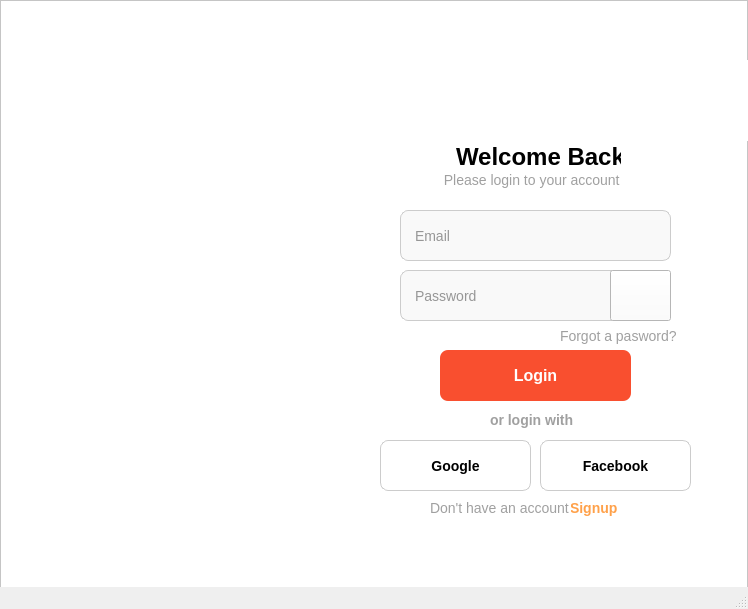
First picture: the form in ui/login.ui, repository inktell/python-app, before the edit.
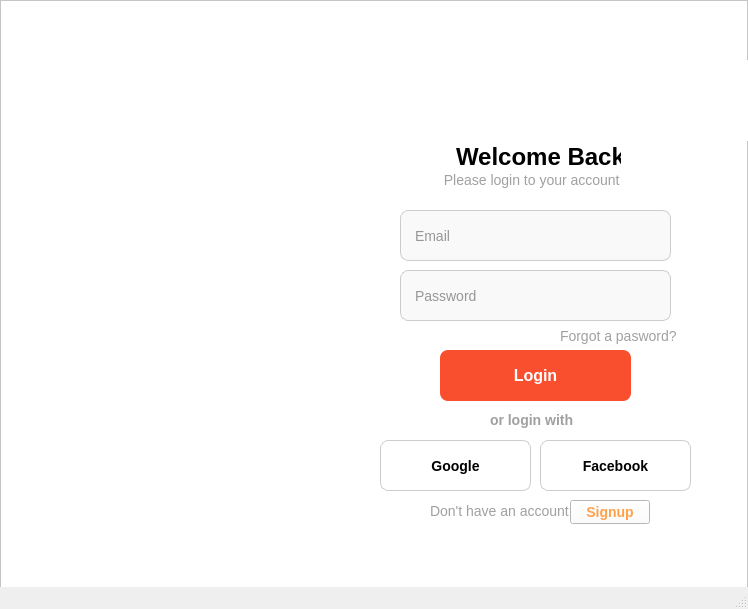
Second picture: the form after the edit. Icons and pictures are not drawn.

What changed in the file:
```diff
--- a/ui/login.ui
+++ b/ui/login.ui
@@ -259,32 +259,13 @@
     <property name="frameShadow">
      <enum>QFrame::Shadow::Raised</enum>
     </property>
-    <widget class="QLabel" name="label_2">
-     <property name="geometry">
-      <rect>
-       <x>570</x>
-       <y>500</y>
-       <width>71</width>
-       <height>16</height>
-      </rect>
-     </property>
-     <property name="styleSheet">
-      <string notr="true">    color: #ffa14a; /* Màu cam */
-    font-size: 14px;
-    font-weight: bold;
-    cursor: pointer;</string>
-     </property>
-     <property name="text">
-      <string>Signup</string>
-     </property>
-    </widget>
     <widget class="QLabel" name="label_3">
      <property name="geometry">
       <rect>
        <x>430</x>
        <y>500</y>
        <width>141</width>
-       <height>16</height>
+       <height>21</height>
       </rect>
      </property>
      <property name="styleSheet">
@@ -330,6 +311,25 @@
       <string>Forgot a pasword?</string>
      </property>
     </widget>
+    <widget class="QPushButton" name="btn_register">
+     <property name="geometry">
+      <rect>
+       <x>570</x>
+       <y>500</y>
+       <width>80</width>
+       <height>24</height>
+      </rect>
+     </property>
+     <property name="styleSheet">
+      <string notr="true">    color: #ffa14a; /* Màu cam */
+    font-size: 14px;
+    font-weight: bold;
+    cursor: pointer;</string>
+     </property>
+     <property name="text">
+      <string>Signup</string>
+     </property>
+    </widget>
    </widget>
    <widget class="QPushButton" name="pushButton">
     <property name="geometry">
@@ -341,7 +341,8 @@
      </rect>
     </property>
     <property name="styleSheet">
-     <string notr="true">background-color: rgb(255, 255, 255);</string>
+     <string notr="true">border: none;
+background: none;</string>
     </property>
     <property name="text">
      <string/>
```
Left out of the diff: 18 changed lines with no effect on the pictures.
